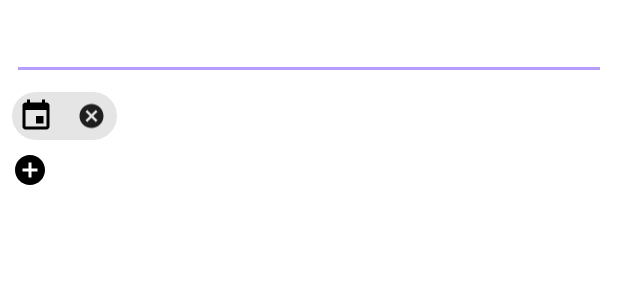
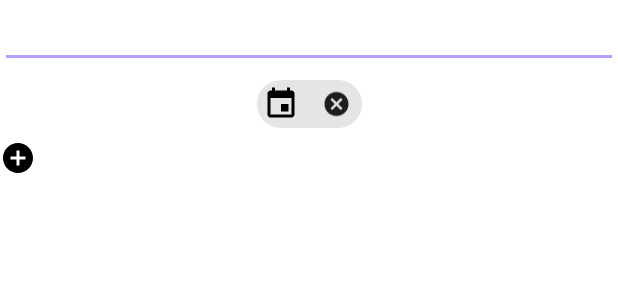
Before and after one commit to gavinlin/Daily, an Android app: the layout fragment_dialogue_add_bullet.xml on its own in the app's theme, with its tools: preview values and no code run, on a phone screen of 412 x 824 dp. Shown: the top 300 px of the screen. Run offline under Robolectric (Android 15) with nearby library versions, the phone set to English and light mode, and no system bars.

Commit message:
Add new task dialog

```diff
--- a/app/src/main/AndroidManifest.xml
+++ b/app/src/main/AndroidManifest.xml
@@ -19,7 +19,7 @@
             </intent-filter>
         </activity>
         <activity android:name="com.gavincode.bujo.presentation.ui.main.MainActivity"
-            android:windowSoftInputMode="adjustPan"
+            android:windowSoftInputMode="adjustResize"
             android:screenOrientation="portrait"
             />
         <activity android:name="com.gavincode.bujo.presentation.ui.entry.SignInActivity"/>
--- /dev/null
+++ b/app/src/main/res/drawable/shape_dialog_background.xml
@@ -0,0 +1,8 @@
+<?xml version="1.0" encoding="utf-8"?>
+<shape xmlns:android="http://schemas.android.com/apk/res/android">
+    <corners
+        android:topLeftRadius="5dp"
+        android:topRightRadius="5dp"
+        />
+    <solid android:color="@android:color/white"/>
+</shape>
--- a/app/src/main/res/layout/fragment_dialogue_add_bullet.xml
+++ b/app/src/main/res/layout/fragment_dialogue_add_bullet.xml
@@ -1,28 +1,31 @@
 <?xml version="1.0" encoding="utf-8"?>
-<LinearLayout
+<androidx.core.widget.NestedScrollView
     xmlns:android="http://schemas.android.com/apk/res/android"
     xmlns:app="http://schemas.android.com/apk/res-auto"
-    android:orientation="vertical"
     android:layout_width="match_parent"
-    android:layout_height="match_parent"
-    android:layout_margin="8dp"
-    >
-    <LinearLayout
+    android:layout_height="match_parent" >
+
+    <androidx.constraintlayout.widget.ConstraintLayout
         android:layout_width="match_parent"
         android:layout_height="match_parent"
-        android:orientation="vertical"
+        android:background="@drawable/shape_dialog_background"
         >
-
         <EditText
             android:id="@+id/add_task_edit_text"
             android:layout_width="match_parent"
             android:layout_height="wrap_content"
+            app:layout_constraintLeft_toLeftOf="parent"
+            app:layout_constraintRight_toRightOf="parent"
+            app:layout_constraintTop_toTopOf="parent"
             />
         <com.google.android.material.chip.Chip
             android:id="@+id/add_task_date_chip"
             android:layout_width="wrap_content"
             android:layout_height="wrap_content"
             android:background="@android:color/darker_gray"
+            app:layout_constraintLeft_toLeftOf="parent"
+            app:layout_constraintRight_toRightOf="parent"
+            app:layout_constraintTop_toBottomOf="@id/add_task_edit_text"
             app:chipText="Fri, May 11 2018"
             app:chipIcon="@drawable/ic_insert_invitation_black_16dp"
             app:closeIconEnabled="true"
@@ -33,6 +36,8 @@
             android:layout_height="wrap_content"
             android:orientation="horizontal"
             android:layout_below="@id/add_task_date_chip"
+            app:layout_constraintRight_toLeftOf="parent"
+            app:layout_constraintTop_toBottomOf="@id/add_task_date_chip"
             >
             <androidx.appcompat.widget.AppCompatImageView
                 android:id="@+id/add_image_view"
@@ -55,5 +60,5 @@
                 android:visibility="gone"
                 />
         </LinearLayout>
-    </LinearLayout>
-</LinearLayout>
+    </androidx.constraintlayout.widget.ConstraintLayout>
+</androidx.core.widget.NestedScrollView>
--- a/app/src/main/res/values/styles.xml
+++ b/app/src/main/res/values/styles.xml
@@ -15,6 +15,8 @@
         <item name="scrimBackground">@color/mtrl_scrim_color</item>
         <item name="snackbarButtonStyle">?attr/borderlessButtonStyle</item>
         <item name="android:windowLightStatusBar" tools:targetApi="23">true</item>
+        <item name="android:navigationBarColor">@android:color/white</item>
+        <item name="android:windowLightNavigationBar">true</item>
     </style>
 
     <style name="ItemDay">
@@ -29,4 +31,10 @@
         <item name="android:textColor">@color/calendar_text_default</item>
     </style>
 
+    <style name="DialogStyle">
+        <item name="android:windowBackground">@android:color/transparent</item>
+        <item name="colorPrimaryDark">@android:color/transparent</item>
+        <item name="android:backgroundDimEnabled">true</item>
+    </style>
+
 </resources>
```
Also changed, not shown: app/src/main/java/com/gavincode/bujo/presentation/ui/main/AddTaskFragment.kt (+17 -9 lines), app/src/main/java/com/gavincode/bujo/presentation/ui/main/DailyPlanFragment.kt (+5 -5 lines), app/src/main/java/com/gavincode/bujo/presentation/util/KeyboardHeightProvider.kt (added, +66 -0 lines), app/src/main/res/layout/keyboard_height_popup.xml (added, +8 -0 lines).
